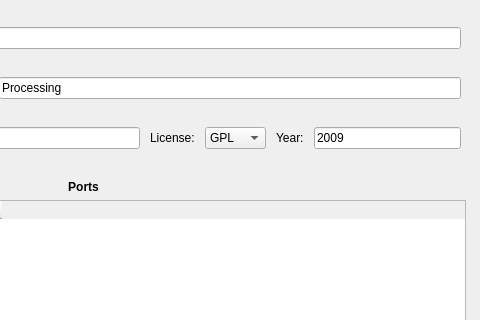
clam-project/clam, file CLAM/scripts/TemplatedPluginsGenerator/main.ui: the form before one commit; both pictures show x 313 to 793 and y 0 to 320 of the 793 by 836 pixel window.
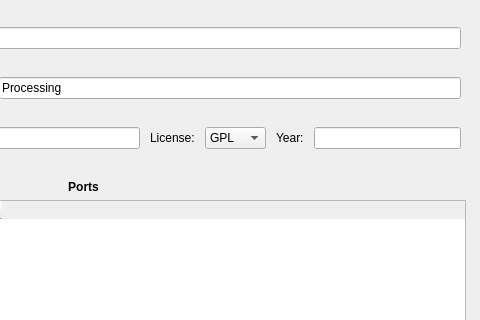
The form after the commit.

Commit message: * Default current year set by time.localtime() method

```diff
--- a/CLAM/scripts/TemplatedPluginsGenerator/main.ui
+++ b/CLAM/scripts/TemplatedPluginsGenerator/main.ui
@@ -208,7 +208,7 @@
             <item>
              <widget class="QLineEdit" name="lineEdit_Year" >
               <property name="text" >
-               <string>2009</string>
+               <string/>
               </property>
              </widget>
             </item>
```
The commit also changes 1 other file.
